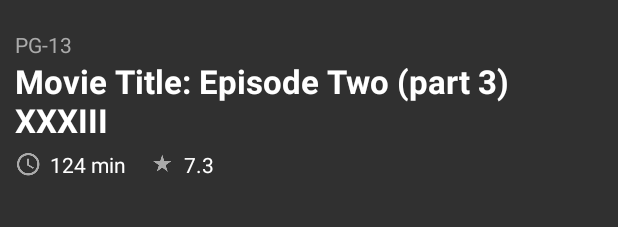
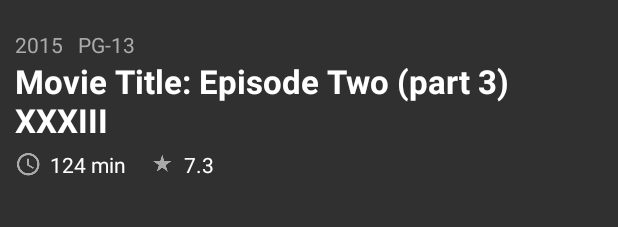
Before and after one commit to Nintynien/NowPlaying, an Android app: the layout movie_content.xml on its own in the app's theme, with its tools: preview values and no code run, on a phone screen of 412 x 824 dp. Shown: the top 227 px of the screen. Run offline under Robolectric (Android 15) with nearby library versions, the phone set to English and light mode, and no system bars.

Commit message:
Added year to movie detail view
Now displays the year that the movie was released when looking at the
movie details.

```diff
--- a/app/src/main/java/com/skylerbock/nowplaying/movie/MovieActivity.java
+++ b/app/src/main/java/com/skylerbock/nowplaying/movie/MovieActivity.java
@@ -26,6 +26,7 @@ public class MovieActivity extends MvpActivity<IMovieView, IMoviePresenter> {
     @Bind(R.id.poster) ImageView header;
     @Bind(R.id.fab) FloatingActionButton fab;
     @Bind(R.id.toolbar) Toolbar toolbar;
+    @Bind(R.id.year) TextView year;
     @Bind(R.id.mpaa_rating) TextView mpaa;
     @Bind(R.id.name) TextView name;
     @Bind(R.id.genre) TextView genre;
@@ -55,6 +56,7 @@ public class MovieActivity extends MvpActivity<IMovieView, IMoviePresenter> {
                 .load(movie.getPosterUrl())
                 .into(header);
 
+        year.setText(movie.getYear());
         mpaa.setText(movie.getMpaaRating());
         name.setText(movie.getTitle());
         genre.setText(movie.getGenre());
--- a/app/src/main/res/layout/movie_content.xml
+++ b/app/src/main/res/layout/movie_content.xml
@@ -6,14 +6,29 @@
     android:layout_height="match_parent"
     android:layout_marginTop="20dip">
 
-    <TextView
-        android:id="@+id/mpaa_rating"
-        android:layout_width="match_parent"
+    <LinearLayout
+        android:layout_width="wrap_content"
         android:layout_height="wrap_content"
-        android:layout_marginStart="10dp"
-        android:layout_marginLeft="10dp"
-        android:textColor="@android:color/darker_gray"
-        tools:text="PG-13" />
+        android:orientation="horizontal">
+        <TextView
+            android:id="@+id/year"
+            android:layout_width="wrap_content"
+            android:layout_height="wrap_content"
+            android:layout_marginStart="10dp"
+            android:layout_marginLeft="10dp"
+            android:textColor="@android:color/darker_gray"
+            tools:text="2015" />
+        <android.support.v4.widget.Space
+            android:layout_width="10dp"
+            android:layout_height="wrap_content" />
+        <TextView
+            android:id="@+id/mpaa_rating"
+            android:layout_width="wrap_content"
+            android:layout_height="wrap_content"
+            android:textColor="@android:color/darker_gray"
+            tools:text="PG-13" />
+    </LinearLayout>
+
     <TextView
         android:id="@+id/name"
         android:layout_width="match_parent"
```
